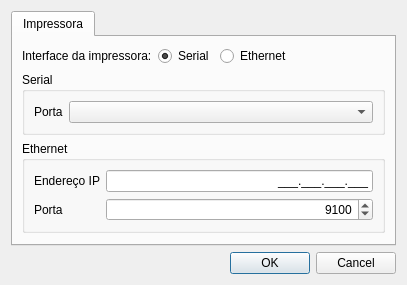
Above: settingsdlg.ui from leidensj/BKVale before the change. Below: the same form after it.
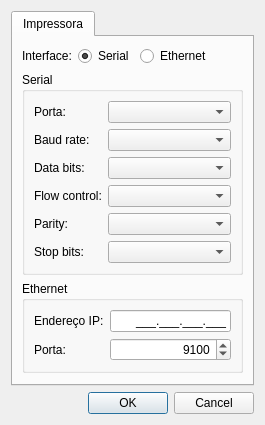
That is the form after the change. Icons and pictures are not drawn.

The edit to the form file:
```diff
--- a/settingsdlg.ui
+++ b/settingsdlg.ui
@@ -6,8 +6,8 @@
    <rect>
     <x>0</x>
     <y>0</y>
-    <width>407</width>
-    <height>267</height>
+    <width>265</width>
+    <height>397</height>
    </rect>
   </property>
   <property name="windowTitle">
@@ -46,7 +46,7 @@
          <item>
           <widget class="QLabel" name="label_10">
            <property name="text">
-            <string>Interface da impressora:</string>
+            <string>Interface:</string>
            </property>
           </widget>
          </item>
@@ -105,13 +105,63 @@
           <item row="0" column="0">
            <widget class="QLabel" name="label">
             <property name="text">
-             <string>Porta</string>
+             <string>Porta:</string>
             </property>
            </widget>
           </item>
           <item row="0" column="1">
            <widget class="QComboBox" name="cbSerialPort"/>
           </item>
+          <item row="1" column="0">
+           <widget class="QLabel" name="label_2">
+            <property name="text">
+             <string>Baud rate:</string>
+            </property>
+           </widget>
+          </item>
+          <item row="2" column="0">
+           <widget class="QLabel" name="label_3">
+            <property name="text">
+             <string>Data bits:</string>
+            </property>
+           </widget>
+          </item>
+          <item row="1" column="1">
+           <widget class="QComboBox" name="cbBaudRate"/>
+          </item>
+          <item row="2" column="1">
+           <widget class="QComboBox" name="cbDataBits"/>
+          </item>
+          <item row="3" column="0">
+           <widget class="QLabel" name="label_4">
+            <property name="text">
+             <string>Flow control:</string>
+            </property>
+           </widget>
+          </item>
+          <item row="4" column="0">
+           <widget class="QLabel" name="label_5">
+            <property name="text">
+             <string>Parity:</string>
+            </property>
+           </widget>
+          </item>
+          <item row="5" column="0">
+           <widget class="QLabel" name="label_6">
+            <property name="text">
+             <string>Stop bits:</string>
+            </property>
+           </widget>
+          </item>
+          <item row="3" column="1">
+           <widget class="QComboBox" name="cbFlowControl"/>
+          </item>
+          <item row="4" column="1">
+           <widget class="QComboBox" name="cbParity"/>
+          </item>
+          <item row="5" column="1">
+           <widget class="QComboBox" name="cbStopBits"/>
+          </item>
          </layout>
         </widget>
        </item>
@@ -124,7 +174,7 @@
           <item row="0" column="0">
            <widget class="QLabel" name="label_7">
             <property name="text">
-             <string>Endereço IP</string>
+             <string>Endereço IP:</string>
             </property>
            </widget>
           </item>
@@ -141,7 +191,7 @@
           <item row="1" column="0">
            <widget class="QLabel" name="label_8">
             <property name="text">
-             <string>Porta</string>
+             <string>Porta:</string>
             </property>
            </widget>
           </item>
```
